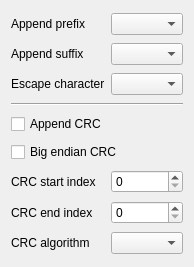
Old version of the form src/toolboxui/SAKToolBoxUiInputMenu.ui in the repository x-tools-author/x-tools.
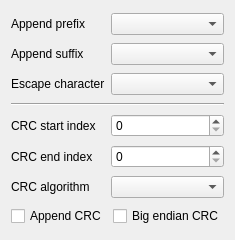
New version of the form. Custom widgets are drawn as their Qt base class.

Patch:
```diff
--- a/src/toolboxui/SAKToolBoxUiInputMenu.ui
+++ b/src/toolboxui/SAKToolBoxUiInputMenu.ui
@@ -6,94 +6,134 @@
    <rect>
     <x>0</x>
     <y>0</y>
-    <width>192</width>
-    <height>267</height>
+    <width>232</width>
+    <height>240</height>
    </rect>
   </property>
   <property name="windowTitle">
-   <string>Form</string>
+   <string notr="true">Form</string>
   </property>
   <layout class="QGridLayout" name="gridLayout">
+   <item row="3" column="0" colspan="2">
+    <widget class="Line" name="line">
+     <property name="orientation">
+      <enum>Qt::Horizontal</enum>
+     </property>
+    </widget>
+   </item>
+   <item row="1" column="0">
+    <widget class="QLabel" name="label_2">
+     <property name="sizePolicy">
+      <sizepolicy hsizetype="Fixed" vsizetype="Preferred">
+       <horstretch>0</horstretch>
+       <verstretch>0</verstretch>
+      </sizepolicy>
+     </property>
+     <property name="text">
+      <string>Append suffix</string>
+     </property>
+    </widget>
+   </item>
    <item row="0" column="0">
     <widget class="QLabel" name="label">
+     <property name="sizePolicy">
+      <sizepolicy hsizetype="Fixed" vsizetype="Preferred">
+       <horstretch>0</horstretch>
+       <verstretch>0</verstretch>
+      </sizepolicy>
+     </property>
      <property name="text">
       <string>Append prefix</string>
      </property>
     </widget>
    </item>
-   <item row="8" column="1">
-    <widget class="SAKCrcAlgorithmComboBox" name="comboBoxAglorithm"/>
+   <item row="0" column="1">
+    <widget class="SAKAffixesComboBox" name="comboBoxPrefix"/>
    </item>
    <item row="2" column="0">
     <widget class="QLabel" name="label_3">
+     <property name="sizePolicy">
+      <sizepolicy hsizetype="Fixed" vsizetype="Preferred">
+       <horstretch>0</horstretch>
+       <verstretch>0</verstretch>
+      </sizepolicy>
+     </property>
      <property name="text">
       <string>Escape character</string>
      </property>
     </widget>
    </item>
+   <item row="7" column="0">
+    <widget class="QLabel" name="label_6">
+     <property name="sizePolicy">
+      <sizepolicy hsizetype="Fixed" vsizetype="Preferred">
+       <horstretch>0</horstretch>
+       <verstretch>0</verstretch>
+      </sizepolicy>
+     </property>
+     <property name="text">
+      <string>CRC end index</string>
+     </property>
+    </widget>
+   </item>
    <item row="7" column="1">
     <widget class="SAKSpinBox" name="spinBoxEndIndex"/>
    </item>
-   <item row="1" column="0">
-    <widget class="QLabel" name="label_2">
-     <property name="text">
-      <string>Append suffix</string>
-     </property>
-    </widget>
-   </item>
-   <item row="5" column="0" colspan="2">
-    <widget class="SAKCheckBox" name="checkBoxBigEndian">
-     <property name="text">
-      <string>Big endian CRC</string>
-     </property>
-    </widget>
-   </item>
    <item row="1" column="1">
     <widget class="SAKAffixesComboBox" name="comboBoxSuffix"/>
    </item>
    <item row="6" column="1">
     <widget class="SAKSpinBox" name="spinBoxStartIndex"/>
    </item>
-   <item row="0" column="1">
-    <widget class="SAKAffixesComboBox" name="comboBoxPrefix"/>
+   <item row="2" column="1">
+    <widget class="SAKEscapeCharacterComboBox" name="comboBoxEscape"/>
    </item>
-   <item row="7" column="0">
-    <widget class="QLabel" name="label_6">
-     <property name="text">
-      <string>CRC end index</string>
-     </property>
-    </widget>
+   <item row="8" column="1">
+    <widget class="SAKCrcAlgorithmComboBox" name="comboBoxAglorithm"/>
    </item>
    <item row="8" column="0">
     <widget class="QLabel" name="label_7">
+     <property name="sizePolicy">
+      <sizepolicy hsizetype="Fixed" vsizetype="Preferred">
+       <horstretch>0</horstretch>
+       <verstretch>0</verstretch>
+      </sizepolicy>
+     </property>
      <property name="text">
       <string>CRC algorithm</string>
      </property>
     </widget>
    </item>
-   <item row="4" column="0" colspan="2">
-    <widget class="SAKCheckBox" name="checkBoxAppendCrc">
-     <property name="text">
-      <string>Append CRC</string>
-     </property>
-    </widget>
-   </item>
    <item row="6" column="0">
     <widget class="QLabel" name="label_5">
+     <property name="sizePolicy">
+      <sizepolicy hsizetype="Fixed" vsizetype="Preferred">
+       <horstretch>0</horstretch>
+       <verstretch>0</verstretch>
+      </sizepolicy>
+     </property>
      <property name="text">
       <string>CRC start index</string>
      </property>
     </widget>
    </item>
-   <item row="2" column="1">
-    <widget class="SAKEscapeCharacterComboBox" name="comboBoxEscape"/>
-   </item>
-   <item row="3" column="0" colspan="2">
-    <widget class="Line" name="line">
-     <property name="orientation">
-      <enum>Qt::Horizontal</enum>
-     </property>
-    </widget>
+   <item row="9" column="0" colspan="2">
+    <layout class="QHBoxLayout" name="horizontalLayout">
+     <item>
+      <widget class="SAKCheckBox" name="checkBoxAppendCrc">
+       <property name="text">
+        <string>Append CRC</string>
+       </property>
+      </widget>
+     </item>
+     <item>
+      <widget class="SAKCheckBox" name="checkBoxBigEndian">
+       <property name="text">
+        <string>Big endian CRC</string>
+       </property>
+      </widget>
+     </item>
+    </layout>
    </item>
   </layout>
  </widget>
```
